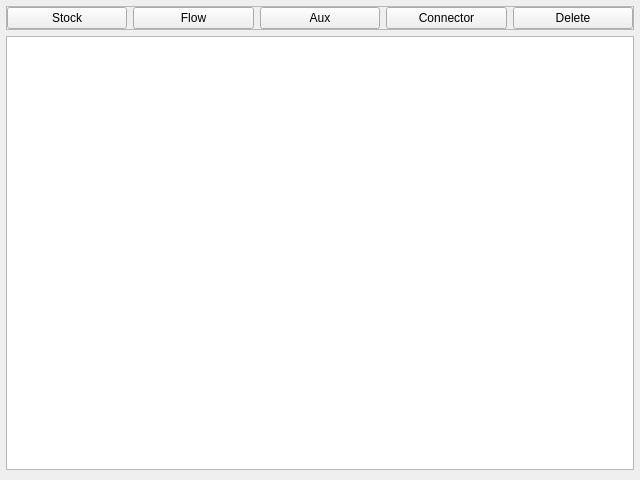
Before: the Qt Designer form StockAndFlowInPython/sfd_canvas/interactive_sfd_ui.ui in wzh1895/Stock-and-Flow-in-Python, drawn with Qt 5.
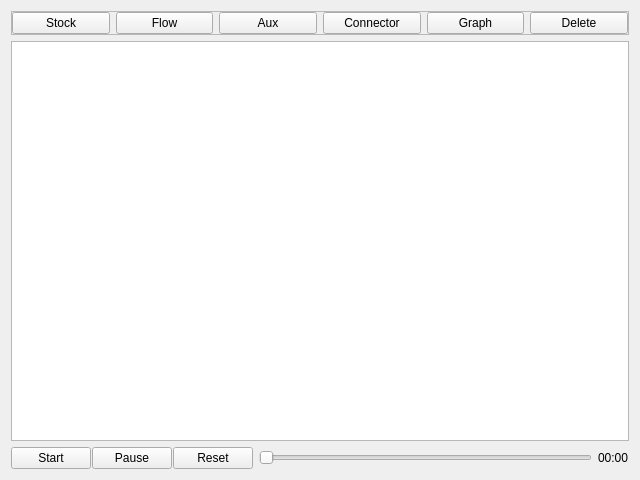
After: the same form once the commit is applied.

Commit message: Preliminarily finished display of result graph Continuing on model editing functions (Model-View)

```diff
--- a/StockAndFlowInPython/sfd_canvas/interactive_sfd_ui.ui
+++ b/StockAndFlowInPython/sfd_canvas/interactive_sfd_ui.ui
@@ -20,18 +20,6 @@
    <string>Form</string>
   </property>
   <layout class="QVBoxLayout" name="verticalLayout">
-   <property name="leftMargin">
-    <number>6</number>
-   </property>
-   <property name="topMargin">
-    <number>6</number>
-   </property>
-   <property name="rightMargin">
-    <number>6</number>
-   </property>
-   <property name="bottomMargin">
-    <number>10</number>
-   </property>
    <item>
     <widget class="QFrame" name="frame_modifier">
      <property name="frameShape">
@@ -84,6 +72,13 @@
         </property>
        </widget>
       </item>
+      <item>
+       <widget class="QPushButton" name="pushButton_add_graph">
+        <property name="text">
+         <string>Graph</string>
+        </property>
+       </widget>
+      </item>
       <item>
        <widget class="QPushButton" name="pushButton_del_element">
         <property name="text">
@@ -104,6 +99,86 @@
      </property>
     </widget>
    </item>
+   <item>
+    <widget class="QWidget" name="widget_simulation_control" native="true">
+     <property name="maximumSize">
+      <size>
+       <width>16777215</width>
+       <height>70</height>
+      </size>
+     </property>
+     <layout class="QHBoxLayout" name="horizontalLayout_2">
+      <property name="leftMargin">
+       <number>0</number>
+      </property>
+      <property name="topMargin">
+       <number>0</number>
+      </property>
+      <property name="rightMargin">
+       <number>0</number>
+      </property>
+      <property name="bottomMargin">
+       <number>0</number>
+      </property>
+      <item>
+       <widget class="QWidget" name="widget_simulation_buttons" native="true">
+        <layout class="QHBoxLayout" name="horizontalLayout_3">
+         <property name="spacing">
+          <number>1</number>
+         </property>
+         <property name="leftMargin">
+          <number>0</number>
+         </property>
+         <property name="topMargin">
+          <number>0</number>
+         </property>
+         <property name="rightMargin">
+          <number>0</number>
+         </property>
+         <property name="bottomMargin">
+          <number>0</number>
+         </property>
+         <item>
+          <widget class="QPushButton" name="pushButton_start">
+           <property name="text">
+            <string>Start</string>
+           </property>
+          </widget>
+         </item>
+         <item>
+          <widget class="QPushButton" name="pushButton_pause">
+           <property name="text">
+            <string>Pause</string>
+           </property>
+          </widget>
+         </item>
+         <item>
+          <widget class="QPushButton" name="pushButton_reset">
+           <property name="text">
+            <string>Reset</string>
+           </property>
+          </widget>
+         </item>
+        </layout>
+       </widget>
+      </item>
+      <item>
+       <widget class="QSlider" name="simulation_slider">
+        <property name="orientation">
+         <enum>Qt::Horizontal</enum>
+        </property>
+       </widget>
+      </item>
+      <item>
+       <widget class="QLabel" name="label_time">
+        <property name="text">
+         <string>00:00</string>
+        </property>
+       </widget>
+      </item>
+     </layout>
+    </widget>
+   </item>
   </layout>
  </widget>
  <resources/>
```
The commit also changes 7 other files.
